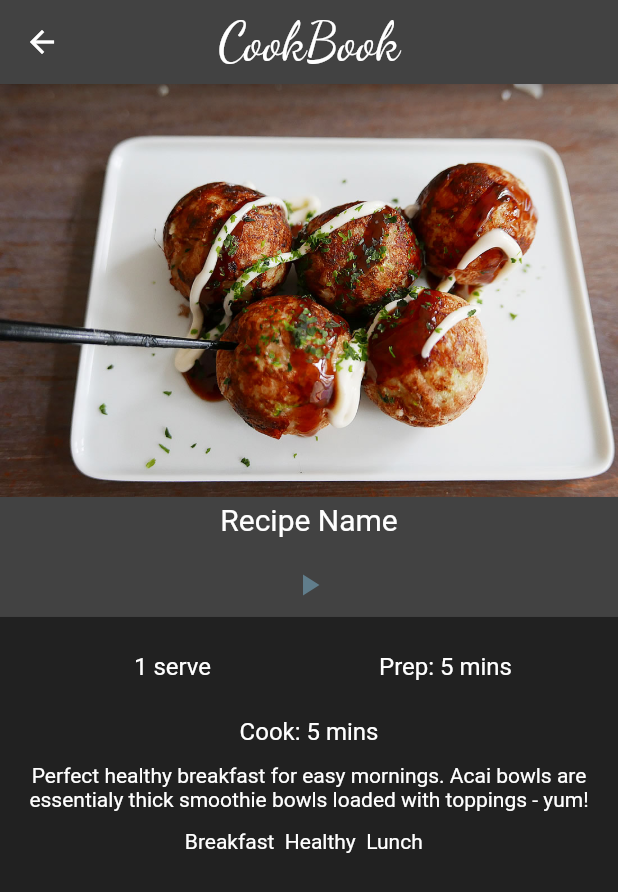
After one commit to berkeparildar/Cookbook-App, a Flutter app: the RecipeInspect screen opened directly, on a phone screen of 412 x 824 dp. The commit adds this screen. Shown: the top 892 px of the screen. Run offline on Flutter 3.47's test engine with Material 2 defaults, Android fonts, the phone set to English and light mode, and no system bars.

Commit message:
recipe and fix

```diff
--- a/lib/recipe.dart
+++ b/lib/recipe.dart
@@ -2,13 +2,13 @@ import 'package:flutter/material.dart';
 
 class Recipe {
   Recipe({required this.name, required this.description, required this.notes,
-    required this.selectedTags,this.isFav = false,required this.ingredients,
+    required this.selectedTags,this.isFavorite = false,required this.ingredients,
     this.method});
   final String name;
   final String description;
   final String notes;
   final List<String> selectedTags;
-  bool isFav = true;
+  bool isFavorite = true;
   final String ingredients;
   String? method;
 }
--- /dev/null
+++ b/lib/recipe_inspect.dart
@@ -0,0 +1,133 @@
+import 'package:flutter/material.dart';
+
+class RecipeInspect extends StatefulWidget {
+  const RecipeInspect({Key? key}) : super(key: key);
+
+  @override
+  State<RecipeInspect> createState() => _RecipeInspectState();
+}
+
+class _RecipeInspectState extends State<RecipeInspect> {
+  List<String> arr = ["Breakfast ", "Healthy ", "Lunch "];
+  @override
+  Widget build(BuildContext context) {
+    return Scaffold(
+      backgroundColor: Colors.grey.shade900,
+      appBar: AppBar(
+        backgroundColor: Colors.grey.shade800,
+        title: const Text("CookBook"),
+        titleTextStyle: const TextStyle(
+          fontFamily: "DancingScript",
+          fontSize: 35,
+        ),
+        centerTitle: true,
+      ),
+      body: Column(
+        children: [
+          Image(
+            image: AssetImage("Assets/images/food1.jpg"),
+          ),
+          SizedBox(
+            height: 80,
+            width: double.infinity,
+            child: DecoratedBox(
+              decoration: BoxDecoration(
+                color: Colors.grey.shade800
+              ),
+              child: Padding(
+                padding: EdgeInsets.symmetric(
+                  horizontal: 0,
+                  vertical: 4
+                ),
+                child: Column(
+                  children: [
+                    Center(
+                      child: Text(
+                        "Recipe Name",
+                        style: TextStyle(
+                          color: Colors.white,
+                          fontSize: 20
+                        ),
+                      ),
+                    ),
+                    Center(
+                      child: Padding(
+                        padding: EdgeInsets.all(8),
+                        child: TextButton(
+                            onPressed: () {},
+                            child: const Icon(
+                              Icons.play_arrow,
+                              color: Colors.blueGrey,
+                            ),
+                        ),
+                      ),
+                    )
+                  ],
+                ),
+              ),
+            ),
+          ),
+          Padding(
+              padding: EdgeInsets.all(24),
+            child: Row(
+              children: const [
+                Expanded(
+                  flex: 50,
+                    child: Center(
+                      child: Text(
+                        "1 serve",
+                        style: TextStyle(
+                          color: Colors.white,
+                          fontSize: 16
+                        ),
+                      ),
+                    )
+                ),
+                Expanded(
+                  flex: 50,
+                    child: Center(
+                      child: Text(
+                        "Prep: 5 mins",
+                        style: TextStyle(
+                          color: Colors.white,
+                          fontSize: 16,
+                        ),
+                      ),
+                    )
+                )
+              ],
+            ),
+          ),
+          Center(
+            child: Text(
+              "Cook: 5 mins",
+              style: TextStyle(
+                color: Colors.white,
+                fontSize: 16
+              ),
+            ),
+          ),
+          const Padding(
+              padding: EdgeInsets.all(12),
+            child: Text(
+              textAlign: TextAlign.center,
+              "Perfect healthy breakfast for easy mornings. Acai bowls are essentialy thick smoothie bowls loaded with toppings - yum!",
+              style: TextStyle(
+                color: Colors.white
+              ),
+            ),
+          ),
+          Wrap(
+            children: List<Widget>.generate(arr.length, (index) => Text(
+                arr[index] + " ",
+              style: TextStyle(
+                color: Colors.white,
+              ),
+            ),
+            ),
+          )
+        ],
+      ),
+    );
+  }
+}
--- a/lib/tags.dart
+++ b/lib/tags.dart
@@ -9,7 +9,7 @@ import 'package:se380_project/recipe.dart';
 class TagsPage extends StatelessWidget {
   final List<String> tagList;
 
-  TagsPage({super.key, required this.tagList});
+  TagsPage({super.key, required this.tagList, required int selectedIndex});
 
   @override
   Widget build(BuildContext context) {
```
Also changed, not shown: lib/bottom_bar.dart (+7 -1 lines), lib/favorites_page.dart (added, +49 -0 lines), lib/main.dart (+12 -6 lines), lib/recipe_list_view.dart (+12 -16 lines).
